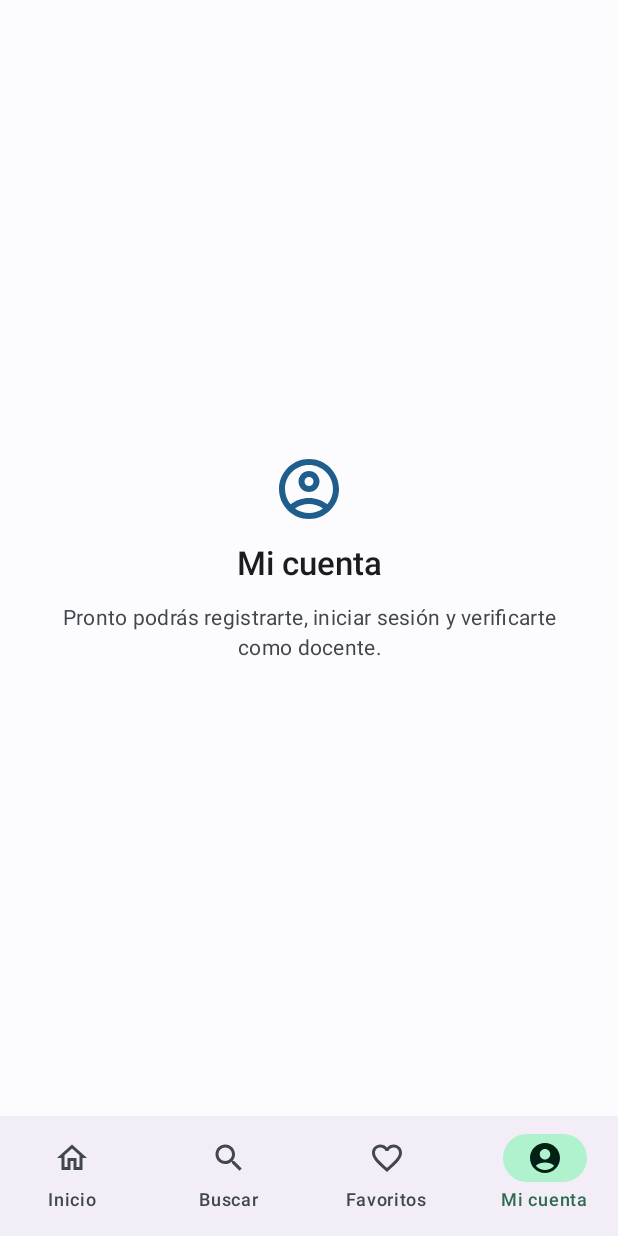
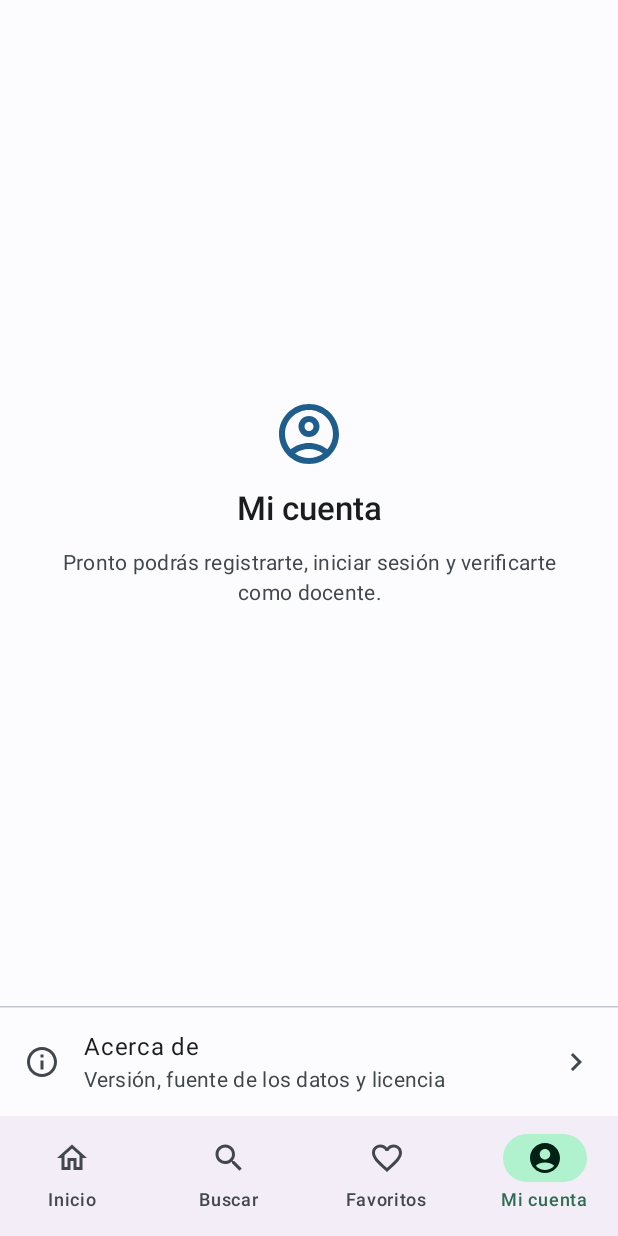
Before and after one commit to FernandoCaMo/valoralo-android, an Android app built with Jetpack Compose: the AccountScreen screen opened through its navigation route, on a phone screen of 412 x 824 dp. Run offline under Robolectric (Android 15) with nearby library versions, the phone set to English and light mode, and no system bars; our stand-ins replace Dagger/Hilt's generated code; pictures from the network do not load.

Commit message:
feat(ui): atribución CC BY 4.0 en el detalle y pantalla Acerca de

```diff
--- a/app/build.gradle.kts
+++ b/app/build.gradle.kts
@@ -41,6 +41,7 @@ android {
     }
     buildFeatures {
         compose = true
+        buildConfig = true
     }
 }
 
--- a/app/src/main/java/com/valoralo/ui/account/AccountScreen.kt
+++ b/app/src/main/java/com/valoralo/ui/account/AccountScreen.kt
@@ -1,15 +1,39 @@
 package com.valoralo.ui.account
 
+import androidx.compose.foundation.clickable
+import androidx.compose.foundation.layout.Box
+import androidx.compose.foundation.layout.Column
+import androidx.compose.foundation.layout.fillMaxSize
+import androidx.compose.foundation.layout.fillMaxWidth
 import androidx.compose.material.icons.Icons
+import androidx.compose.material.icons.automirrored.filled.KeyboardArrowRight
 import androidx.compose.material.icons.outlined.AccountCircle
+import androidx.compose.material.icons.outlined.Info
+import androidx.compose.material3.HorizontalDivider
+import androidx.compose.material3.Icon
+import androidx.compose.material3.ListItem
+import androidx.compose.material3.Text
 import androidx.compose.runtime.Composable
+import androidx.compose.ui.Modifier
 import com.valoralo.ui.components.PantallaPendiente
 
 @Composable
-fun AccountScreen() {
-    PantallaPendiente(
-        icono = Icons.Outlined.AccountCircle,
-        titulo = "Mi cuenta",
-        texto = "Pronto podrás registrarte, iniciar sesión y verificarte como docente.",
-    )
+fun AccountScreen(onAcercaDe: () -> Unit) {
+    Column(Modifier.fillMaxSize()) {
+        Box(Modifier.weight(1f)) {
+            PantallaPendiente(
+                icono = Icons.Outlined.AccountCircle,
+                titulo = "Mi cuenta",
+                texto = "Pronto podrás registrarte, iniciar sesión y verificarte como docente.",
+            )
+        }
+        HorizontalDivider()
+        ListItem(
+            headlineContent = { Text("Acerca de") },
+            supportingContent = { Text("Versión, fuente de los datos y licencia") },
+            leadingContent = { Icon(Icons.Outlined.Info, contentDescription = null) },
+            trailingContent = { Icon(Icons.AutoMirrored.Filled.KeyboardArrowRight, contentDescription = null) },
+            modifier = Modifier.fillMaxWidth().clickable(onClick = onAcercaDe),
+        )
+    }
 }
--- a/app/src/main/java/com/valoralo/ui/navigation/Rutas.kt
+++ b/app/src/main/java/com/valoralo/ui/navigation/Rutas.kt
@@ -18,6 +18,7 @@ object Rutas {
     const val CENTRO = "centro/{codigo}"
     const val FAVORITOS = "favoritos"
     const val CUENTA = "cuenta"
+    const val ACERCA_DE = "cuenta/acerca-de"
 
     fun centro(codigo: String) = "centro/$codigo"
 }
--- a/app/src/main/java/com/valoralo/ui/navigation/ValoraloRoot.kt
+++ b/app/src/main/java/com/valoralo/ui/navigation/ValoraloRoot.kt
@@ -22,6 +22,7 @@ import androidx.navigation.compose.composable
 import androidx.navigation.compose.currentBackStackEntryAsState
 import androidx.navigation.compose.rememberNavController
 import androidx.navigation.navArgument
+import com.valoralo.ui.account.AboutScreen
 import com.valoralo.ui.account.AccountScreen
 import com.valoralo.ui.detail.DetailScreen
 import com.valoralo.ui.detail.DetailViewModel
@@ -92,7 +93,8 @@ fun ValoraloRoot(navController: NavHostController = rememberNavController()) {
                 )
             }
             composable(Rutas.FAVORITOS) { FavoritesScreen() }
-            composable(Rutas.CUENTA) { AccountScreen() }
+            composable(Rutas.CUENTA) { AccountScreen(onAcercaDe = { navController.navigate(Rutas.ACERCA_DE) }) }
+            composable(Rutas.ACERCA_DE) { AboutScreen(onVolver = { navController.popBackStack() }) }
         }
     }
 }
@@ -100,7 +102,11 @@ fun ValoraloRoot(navController: NavHostController = rememberNavController()) {
 /** Centro detail belongs to the tab it was opened from; default to Inicio. */
 private fun NavDestination.pestana(): Pestana? =
     Pestana.entries.firstOrNull { it.ruta == route }
-        ?: if (route == Rutas.CENTRO) Pestana.INICIO else null
+        ?: when (route) {
+            Rutas.CENTRO -> Pestana.INICIO
+            Rutas.ACERCA_DE -> Pestana.CUENTA
+            else -> null
+        }
 
 private fun NavHostController.irAPestana(pestana: Pestana) {
     navigate(pestana.ruta) {
```
Also changed, not shown: app/src/main/java/com/valoralo/ui/account/AboutScreen.kt (added, +86 -0 lines), app/src/main/java/com/valoralo/ui/components/Fuente.kt (added, +9 -0 lines), app/src/main/java/com/valoralo/ui/detail/DetailScreen.kt (+10 -3 lines).
